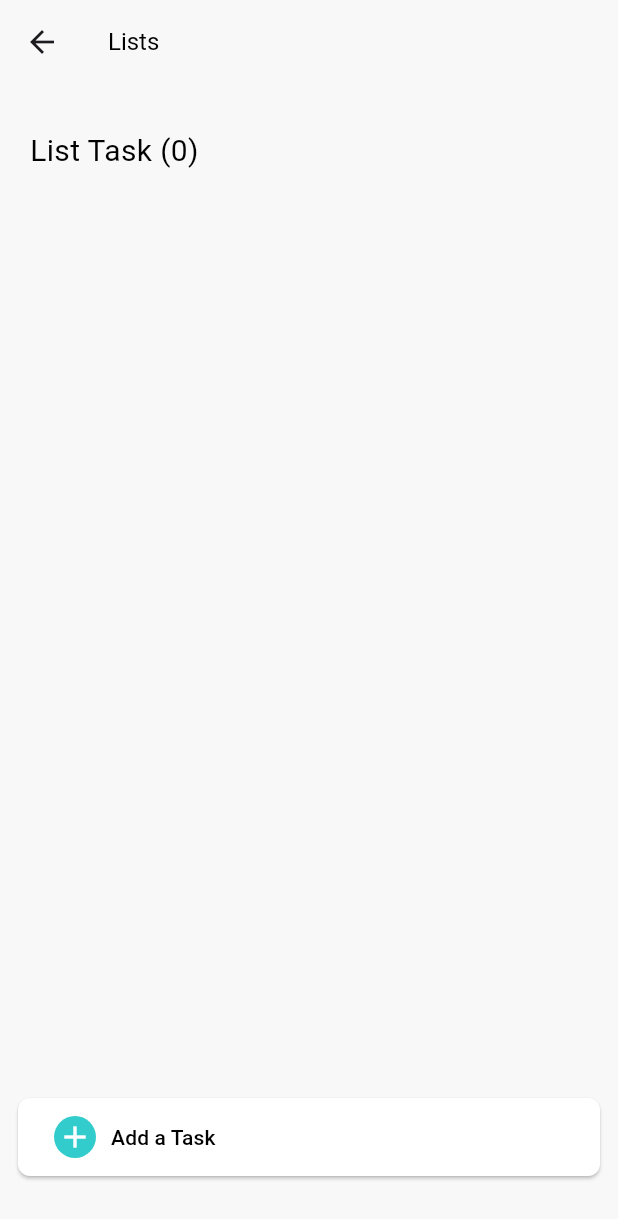
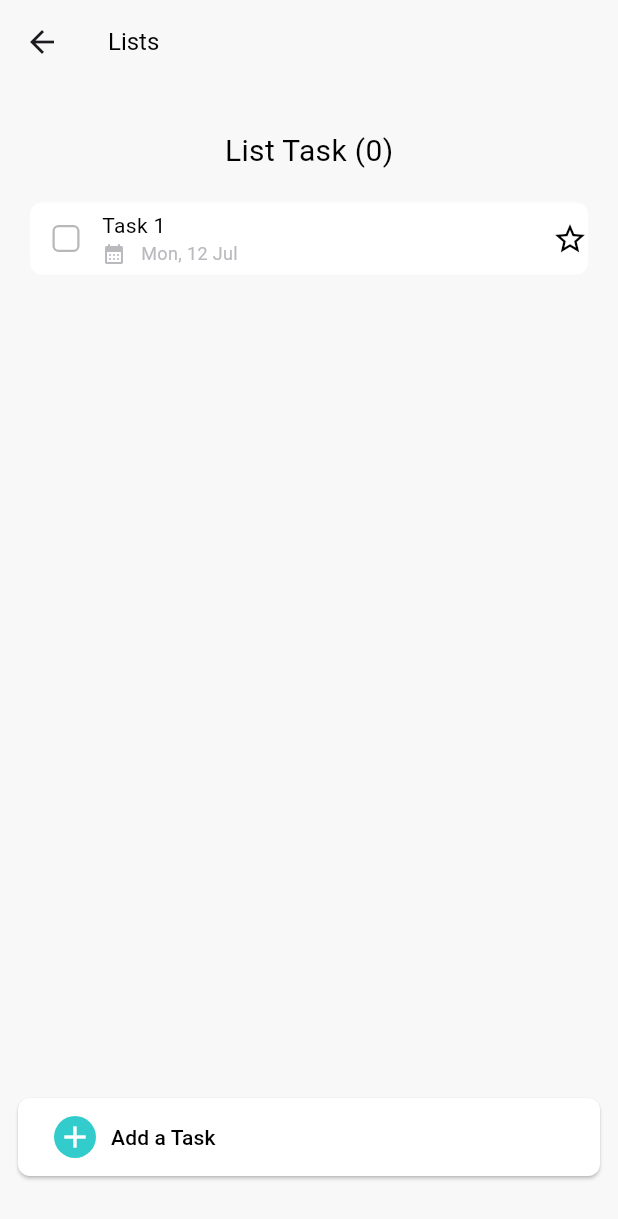
Before and after one commit to Navid-Rahman/Todo_SensorTracking, a Flutter app: the AddTaskScreen screen opened by its route, on a phone screen of 412 x 824 dp. Shown: the top 1219 px of the screen. Run offline on Flutter 3.47's test engine with Material 3 defaults, Android fonts, the phone set to English and light mode, and no system bars; our stand-ins replace syncfusion_flutter_datepicker.

Commit message:
task view added

```diff
--- a/lib/presentation/add_task/add_task_screen.dart
+++ b/lib/presentation/add_task/add_task_screen.dart
@@ -1,6 +1,7 @@
 import 'package:flutter/material.dart';
 import 'package:intl/intl.dart';
 import 'package:syncfusion_flutter_datepicker/datepicker.dart';
+import 'package:to_do_sensor_tracking/presentation/add_task/task_details_view.dart';
 import '/constants/app_colors.dart';
 import '/utils/base_page.dart';
 
@@ -213,16 +214,72 @@ class _AddTaskScreenState extends State<AddTaskScreen> {
   Widget build(BuildContext context) {
     return Stack(
       children: [
-        const BasePage(
+        BasePage(
           showAppBar: true,
           appBarTitle: 'Lists',
           child: Padding(
-            padding: EdgeInsets.all(8.0),
+            padding: const EdgeInsets.all(8.0),
             child: Column(
               children: [
-                SizedBox(height: 10),
-                Text('List Task (0)',
-                    style: TextStyle(fontSize: 20, color: AppColors.textColor)),
+                const SizedBox(height: 10),
+                const Text(
+                  'List Task (0)',
+                  style: TextStyle(fontSize: 20, color: AppColors.textColor),
+                ),
+                const SizedBox(height: 20),
+                GestureDetector(
+                  onTap: () {
+                    Navigator.pushNamed(context, TaskDetailsView.routeName);
+                  },
+                  child: Container(
+                    decoration: BoxDecoration(
+                      color: Colors.white,
+                      borderRadius: BorderRadius.circular(8),
+                    ),
+                    child: Row(
+                      children: [
+                        Checkbox(
+                          value: false,
+                          shape: const RoundedRectangleBorder(
+                            borderRadius: BorderRadius.all(Radius.circular(4)),
+                          ),
+                          side: const BorderSide(
+                              color: AppColors.hintColor, width: 1.5),
+                          onChanged: (bool? value) {},
+                        ),
+                        const Column(
+                          crossAxisAlignment: CrossAxisAlignment.start,
+                          children: [
+                            Text(
+                              'Task 1',
+                              style: TextStyle(color: AppColors.textColor),
+                            ),
+                            Row(
+                              children: [
+                                Icon(
+                                  Icons.calendar_month_rounded,
+                                  color: Color(0xffB9B9BE),
+                                  size: 16,
+                                ),
+                                SizedBox(width: 10),
+                                Text(
+                                  'Mon, 12 Jul',
+                                  style: TextStyle(
+                                      color: Color(0xffB9B9BE), fontSize: 12),
+                                ),
+                              ],
+                            )
+                          ],
+                        ),
+                        const Spacer(),
+                        const Icon(
+                          Icons.star_border_outlined,
+                          color: AppColors.textColor,
+                        ),
+                      ],
+                    ),
+                  ),
+                ),
               ],
             ),
           ),
--- a/lib/routes.dart
+++ b/lib/routes.dart
@@ -1,4 +1,5 @@
 import 'package:flutter/material.dart';
+import 'package:to_do_sensor_tracking/presentation/add_task/task_details_view.dart';
 import 'presentation/add_task/add_task_screen.dart';
 import 'presentation/home_page.dart';
 import 'presentation/todo_list/todo_list_home_screen.dart';
@@ -9,4 +10,5 @@ Map<String, Widget Function(BuildContext)> routes = {
   TodoSplashScreen.routeName: (context) => const TodoSplashScreen(),
   TodoListHomeScreen.routeName: (context) => const TodoListHomeScreen(),
   AddTaskScreen.routeName: (context) => const AddTaskScreen(),
+  TaskDetailsView.routeName: (context) => const TaskDetailsView(),
 };
```
Also changed, not shown: lib/presentation/add_task/task_details_view.dart (added, +103 -0 lines).
